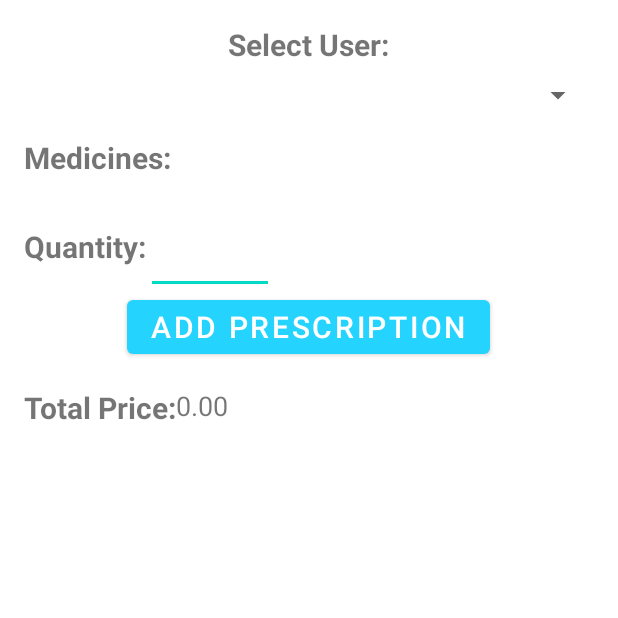
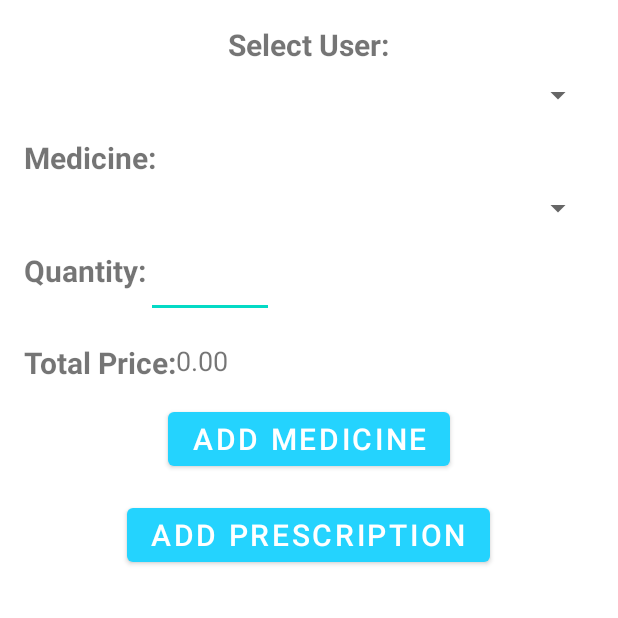
Before and after one commit to EzatQZ/MedTech-App, an Android app: the DoctorPrescriptions screen opened directly, with no data from a screen before it, after a tap on "ADD PRESCRIPTION", on a phone screen of 412 x 824 dp, the top half of it. Run offline under Robolectric (Android 15) with nearby library versions, the phone set to English and light mode, and no system bars; our stand-ins replace Firebase (no records; nobody signed in at launch, a user with empty details on screens opened directly).

Commit message:
finished DoctorPrescriptions activity

```diff
--- a/app/src/main/java/com/example/myapplication/Admin/Medicine.java
+++ b/app/src/main/java/com/example/myapplication/Admin/Medicine.java
@@ -54,4 +54,10 @@ public class Medicine {
     public void setUid(String uid) {
         this.uid = uid;
     }
+
+    @Override
+    public String toString() {
+        return name; // Assuming 'name' is the field that represents the medicine name
+    }
+
 }
--- a/app/src/main/java/com/example/myapplication/Doctor/DoctorPrescriptions.java
+++ b/app/src/main/java/com/example/myapplication/Doctor/DoctorPrescriptions.java
@@ -8,8 +8,10 @@ import android.view.View;
 import android.widget.AdapterView;
 import android.widget.ArrayAdapter;
 import android.widget.Button;
+import android.widget.EditText;
 import android.widget.ListView;
 import android.widget.Spinner;
+import android.widget.TextView;
 import android.widget.Toast;
 
 import com.example.myapplication.Admin.Medicine;
@@ -23,10 +25,14 @@ import com.google.firebase.database.DatabaseReference;
 import com.google.firebase.database.FirebaseDatabase;
 import com.google.firebase.database.ValueEventListener;
 
+import java.text.SimpleDateFormat;
 import java.util.ArrayList;
+import java.util.Collections;
+import java.util.Comparator;
 import java.util.Date;
 import java.util.HashMap;
 import java.util.List;
+import java.util.Locale;
 import java.util.Map;
 
 public class DoctorPrescriptions extends AppCompatActivity {
@@ -36,14 +42,17 @@ public class DoctorPrescriptions extends AppCompatActivity {
     private DatabaseReference medicinesRef;
 
     private Spinner userSpinner;
+    private Spinner medicineSpinner;
+    private EditText quantityEditText;
     private ListView medicineListView;
+    private Button addMedicineButton;
     private Button addPrescriptionButton;
+    private TextView totalPriceTextView;
 
     private User selectedUser;
-    private Map<String, Integer> selectedQuantities;
-    private double totalPrice;
     private ArrayAdapter<Medicine> medicineAdapter;
     private Map<Medicine, Integer> selectedMedicines;
+    private double totalPrice;
 
     @Override
     protected void onCreate(Bundle savedInstanceState) {
@@ -55,10 +64,13 @@ public class DoctorPrescriptions extends AppCompatActivity {
         medicinesRef = FirebaseDatabase.getInstance().getReference("medicines");
 
         userSpinner = findViewById(R.id.user_spinner);
+        medicineSpinner = findViewById(R.id.medicine_spinner);
+        quantityEditText = findViewById(R.id.quantity_edit_text);
         medicineListView = findViewById(R.id.medicine_list_view);
+        addMedicineButton = findViewById(R.id.add_medicine_button);
         addPrescriptionButton = findViewById(R.id.add_prescription_button);
+        totalPriceTextView = findViewById(R.id.total_price_text_view);
 
-        selectedQuantities = new HashMap<>();
         selectedMedicines = new HashMap<>();
 
         loadUsers();
@@ -76,33 +88,16 @@ public class DoctorPrescriptions extends AppCompatActivity {
             }
         });
 
-        medicineListView.setOnItemClickListener(new AdapterView.OnItemClickListener() {
+        addMedicineButton.setOnClickListener(new View.OnClickListener() {
             @Override
-            public void onItemClick(AdapterView<?> parent, View view, int position, long id) {
-                Medicine selectedMedicine = medicineAdapter.getItem(position);
-                int quantity = selectedQuantities.get(selectedMedicine.getUid()) != null
-                        ? selectedQuantities.get(selectedMedicine.getUid()) : 0;
-                quantity++;
-                selectedQuantities.put(selectedMedicine.getUid(), quantity);
-                selectedMedicines.put(selectedMedicine, quantity);
-                totalPrice += selectedMedicine.getPrice();
-                updateMedicineList();
+            public void onClick(View v) {
+                addMedicine();
             }
         });
 
         addPrescriptionButton.setOnClickListener(new View.OnClickListener() {
             @Override
             public void onClick(View v) {
-                if (selectedUser == null) {
-                    Toast.makeText(DoctorPrescriptions.this, "Please select a user", Toast.LENGTH_SHORT).show();
-                    return;
-                }
-
-                if (selectedMedicines.isEmpty()) {
-                    Toast.makeText(DoctorPrescriptions.this, "Please select at least one medicine", Toast.LENGTH_SHORT).show();
-                    return;
-                }
-
                 addPrescription();
             }
         });
@@ -143,9 +138,13 @@ public class DoctorPrescriptions extends AppCompatActivity {
                     medicineList.add(medicine);
                 }
 
+                // Sort the medicine list by name
+                Collections.sort(medicineList, (m1, m2) -> m1.getName().compareToIgnoreCase(m2.getName()));
+
                 medicineAdapter = new ArrayAdapter<>(DoctorPrescriptions.this,
-                        android.R.layout.simple_list_item_1, medicineList);
-                medicineListView.setAdapter(medicineAdapter);
+                        android.R.layout.simple_spinner_item, medicineList);
+                medicineAdapter.setDropDownViewResource(android.R.layout.simple_spinner_dropdown_item);
+                medicineSpinner.setAdapter(medicineAdapter);
             }
 
             @Override
@@ -155,29 +154,93 @@ public class DoctorPrescriptions extends AppCompatActivity {
         });
     }
 
-    private void updateMedicineList() {
-        medicineAdapter.notifyDataSetChanged();
+    private void addMedicine() {
+        Medicine selectedMedicine = (Medicine) medicineSpinner.getSelectedItem();
+        String quantityStr = quantityEditText.getText().toString().trim();
+
+        if (selectedMedicine == null || quantityStr.isEmpty()) {
+            Toast.makeText(DoctorPrescriptions.this, "Please select a medicine and enter a quantity", Toast.LENGTH_SHORT).show();
+            return;
+        }
+
+        int quantity = Integer.parseInt(quantityStr);
+        if (quantity <= 0) {
+            Toast.makeText(DoctorPrescriptions.this, "Quantity must be greater than zero", Toast.LENGTH_SHORT).show();
+            return;
+        }
+
+        selectedMedicines.put(selectedMedicine, quantity);
+        updateMedicineList();
+
+        // Clear the input fields
+        medicineSpinner.setSelection(0);
+        quantityEditText.setText("");
     }
 
-    private void addPrescription() {
-        Prescription prescription = new Prescription(selectedUser);
+    private void updateMedicineList() {
+        List<String> medicineInfoList = new ArrayList<>();
+        double totalPrice = 0;
 
         for (Map.Entry<Medicine, Integer> entry : selectedMedicines.entrySet()) {
             Medicine medicine = entry.getKey();
             int quantity = entry.getValue();
-            prescription.addMedicine(medicine, quantity);
+            double medicinePrice = medicine.getPrice();
+
+            medicineInfoList.add(medicine.getName() + " x " + quantity);
+            totalPrice += (medicinePrice * quantity);
         }
 
+        ArrayAdapter<String> medicineInfoAdapter = new ArrayAdapter<>(DoctorPrescriptions.this,
+                android.R.layout.simple_list_item_1, medicineInfoList);
+        medicineListView.setAdapter(medicineInfoAdapter);
+
+        totalPriceTextView.setText(String.format(Locale.getDefault(), "%.2f", totalPrice));
+    }
+
+    private void addPrescription() {
+        if (selectedUser == null) {
+            Toast.makeText(DoctorPrescriptions.this, "Please select a user", Toast.LENGTH_SHORT).show();
+            return;
+        }
+
+        if (selectedMedicines.isEmpty()) {
+            Toast.makeText(DoctorPrescriptions.this, "Please add at least one medicine", Toast.LENGTH_SHORT).show();
+            return;
+        }
+
+        double totalPrice = Double.parseDouble(totalPriceTextView.getText().toString());
+
+        Prescription prescription = new Prescription(selectedUser);
+        prescription.getSelectedMedicines();
         prescription.setTotalPrice(totalPrice);
-        prescription.setPrescriptionDate(new Date().getTime());
 
-        DatabaseReference prescriptionsRef = usersRef.child(selectedUser.getId()).child("prescriptions").push();
+        // Set the prescription date in "yyyy-MM-dd" format
+        SimpleDateFormat dateFormat = new SimpleDateFormat("yyyy-MM-dd", Locale.getDefault());
+        String currentDate = dateFormat.format(new Date());
+        long currentTimeMillis = 0;
+
+        try {
+            Date date = dateFormat.parse(currentDate);
+            currentTimeMillis = date.getTime();
+        } catch (Exception e) {
+            e.printStackTrace();
+        }
+
+        prescription.setPrescriptionDate(currentTimeMillis);
+
+        DatabaseReference prescriptionsRef = FirebaseDatabase.getInstance().getReference("prescriptions").push();
         prescriptionsRef.setValue(prescription);
 
         Toast.makeText(DoctorPrescriptions.this, "Prescription added successfully", Toast.LENGTH_SHORT).show();
 
-        Intent intent = new Intent(DoctorPrescriptions.this, MyPrescriptions.class);
-        intent.putExtra("userId", selectedUser.getId());
-        startActivity(intent);
+        // Clear the selected medicines
+        selectedMedicines.clear();
+        updateMedicineList();
+
+        // Clear the input fields
+        userSpinner.setSelection(0);
+        medicineSpinner.setSelection(0);
+        quantityEditText.setText("");
     }
+
 }
--- a/app/src/main/res/layout/activity_doctor_prescriptions.xml
+++ b/app/src/main/res/layout/activity_doctor_prescriptions.xml
@@ -29,26 +29,26 @@
         android:layout_height="wrap_content"
         android:layout_below="@+id/user_spinner"
         android:layout_marginTop="16dp"
-        android:text="Medicines:"
+        android:text="Medicine:"
         android:textSize="20sp"
         android:textStyle="bold"
         android:layout_alignParentStart="true"
         android:layout_marginStart="16dp" />
 
-    <ListView
-        android:id="@+id/medicine_list_view"
+    <Spinner
+        android:id="@+id/medicine_spinner"
         android:layout_width="match_parent"
         android:layout_height="wrap_content"
         android:layout_below="@+id/medicine_label"
-        android:layout_marginTop="16dp"
-        android:divider="@android:color/darker_gray"
-        android:dividerHeight="1dp" />
+        android:layout_marginTop="8dp"
+        android:layout_marginStart="16dp"
+        android:layout_marginEnd="16dp" />
 
     <TextView
         android:id="@+id/quantity_label"
         android:layout_width="wrap_content"
         android:layout_height="wrap_content"
-        android:layout_below="@+id/medicine_list_view"
+        android:layout_below="@+id/medicine_spinner"
         android:layout_marginTop="16dp"
         android:text="Quantity:"
         android:textSize="20sp"
@@ -60,18 +60,19 @@
         android:id="@+id/quantity_edit_text"
         android:layout_width="wrap_content"
         android:layout_height="wrap_content"
-        android:layout_below="@+id/medicine_list_view"
+        android:layout_below="@+id/medicine_spinner"
         android:layout_toEndOf="@id/quantity_label"
         android:layout_marginTop="16dp"
         android:inputType="number"
         android:ems="4"
         android:textSize="18sp" />
 
+
     <Button
         android:id="@+id/add_prescription_button"
         android:layout_width="wrap_content"
         android:layout_height="wrap_content"
-        android:layout_below="@+id/quantity_label"
+        android:layout_below="@+id/add_medicine_button"
         android:layout_centerHorizontal="true"
         android:layout_marginTop="16dp"
         android:text="Add Prescription"
@@ -81,7 +82,7 @@
         android:id="@+id/total_price_label"
         android:layout_width="wrap_content"
         android:layout_height="wrap_content"
-        android:layout_below="@+id/add_prescription_button"
+        android:layout_below="@+id/quantity_edit_text"
         android:layout_marginTop="16dp"
         android:text="Total Price:"
         android:textSize="20sp"
@@ -93,10 +94,32 @@
         android:id="@+id/total_price_text_view"
         android:layout_width="wrap_content"
         android:layout_height="wrap_content"
-        android:layout_below="@+id/add_prescription_button"
+        android:layout_below="@+id/quantity_edit_text"
         android:layout_toEndOf="@id/total_price_label"
         android:layout_marginTop="16dp"
         android:text="0.00"
         android:textSize="18sp" />
+    <Button
+        android:id="@+id/add_medicine_button"
+        android:layout_width="wrap_content"
+        android:layout_height="wrap_content"
+        android:layout_below="@+id/total_price_text_view"
+        android:layout_centerHorizontal="true"
+        android:layout_marginTop="16dp"
+        android:text="Add Medicine"
+        android:textSize="20sp" />
+
+    <ListView
+        android:id="@+id/medicine_list_view"
+        android:layout_width="match_parent"
+        android:layout_height="wrap_content"
+        android:layout_below="@+id/add_prescription_button"
+        android:layout_marginTop="16dp"
+        android:divider="@android:color/darker_gray"
+        android:dividerHeight="1dp" />
+
+
+
+
 
 </RelativeLayout>
```
